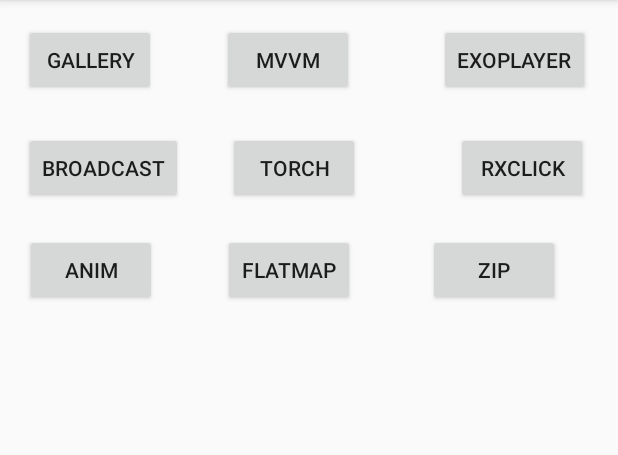
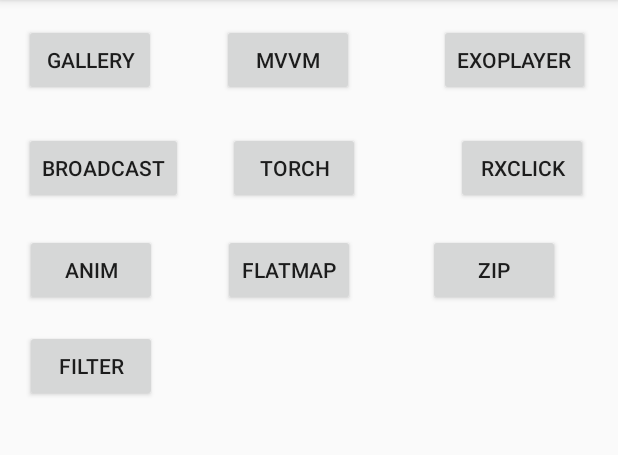
Before and after one commit to EvaristeGalois1/KotlinSamples, an Android app: the screen it shows after launch (MainActivity), on a phone screen of 412 x 824 dp, the part 84-539 px from its top. Run offline under Robolectric (Android 15) with nearby library versions, the phone set to English and light mode, and no system bars.

Commit message:
rx: added filter example

```diff
--- a/app/src/main/AndroidManifest.xml
+++ b/app/src/main/AndroidManifest.xml
@@ -38,7 +38,8 @@
         <activity android:name=".riddles.FlatMapActivity" />
         <activity android:name=".rxbitmap.ui.RxBitmapActivity" />
         <activity android:name=".riddles.SumActivity" />
-        <activity android:name=".riddles.ZipRxActivity"></activity>
+        <activity android:name=".riddles.ZipRxActivity" />
+        <activity android:name=".rxriddle.RxSolveActivity"></activity>
     </application>
 
 </manifest>
--- a/app/src/main/java/com/georgcantor/kotlinsamples/MainActivity.kt
+++ b/app/src/main/java/com/georgcantor/kotlinsamples/MainActivity.kt
@@ -13,6 +13,7 @@ import com.georgcantor.kotlinsamples.riddles.RiddleActivity
 import com.georgcantor.kotlinsamples.riddles.SumActivity
 import com.georgcantor.kotlinsamples.riddles.ZipRxActivity
 import com.georgcantor.kotlinsamples.rxclick.RxClickActivity
+import com.georgcantor.kotlinsamples.rxriddle.RxSolveActivity
 
 class MainActivity : AppCompatActivity() {
 
@@ -65,4 +66,9 @@ class MainActivity : AppCompatActivity() {
         val intent = Intent(this, ZipRxActivity::class.java)
         startActivity(intent)
     }
+
+    fun filterClick(view: View) {
+        val intent = Intent(this, RxSolveActivity::class.java)
+        startActivity(intent)
+    }
 }
--- a/app/src/main/res/layout/activity_main.xml
+++ b/app/src/main/res/layout/activity_main.xml
@@ -150,4 +150,20 @@
         app:layout_constraintStart_toEndOf="@+id/buttonFlatMap"
         app:layout_constraintTop_toBottomOf="@+id/buttonRxClick" />
 
+    <Button
+        android:id="@+id/buttonFilter"
+        android:layout_width="wrap_content"
+        android:layout_height="wrap_content"
+        android:layout_marginStart="8dp"
+        android:layout_marginLeft="8dp"
+        android:layout_marginTop="16dp"
+        android:layout_marginEnd="8dp"
+        android:layout_marginRight="8dp"
+        android:text="Filter"
+        android:onClick="filterClick"
+        app:layout_constraintEnd_toEndOf="parent"
+        app:layout_constraintHorizontal_bias="0.028"
+        app:layout_constraintStart_toStartOf="parent"
+        app:layout_constraintTop_toBottomOf="@+id/buttonAnim" />
+
 </android.support.constraint.ConstraintLayout>
```
Also changed, not shown: app/src/main/java/com/georgcantor/kotlinsamples/rxriddle/RxSolveActivity.kt (added, +48 -0 lines), app/src/main/res/layout/activity_rx_solve.xml (added, +9 -0 lines).
